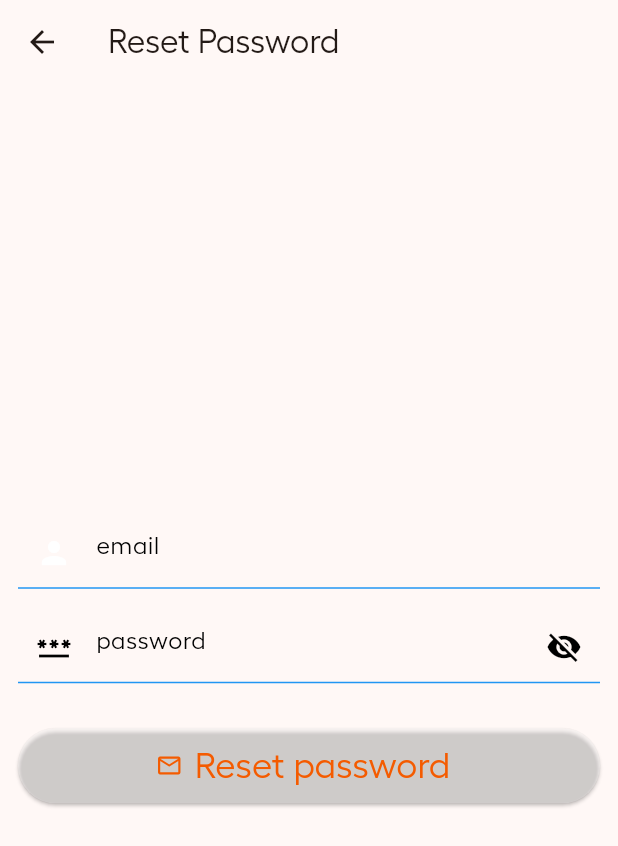
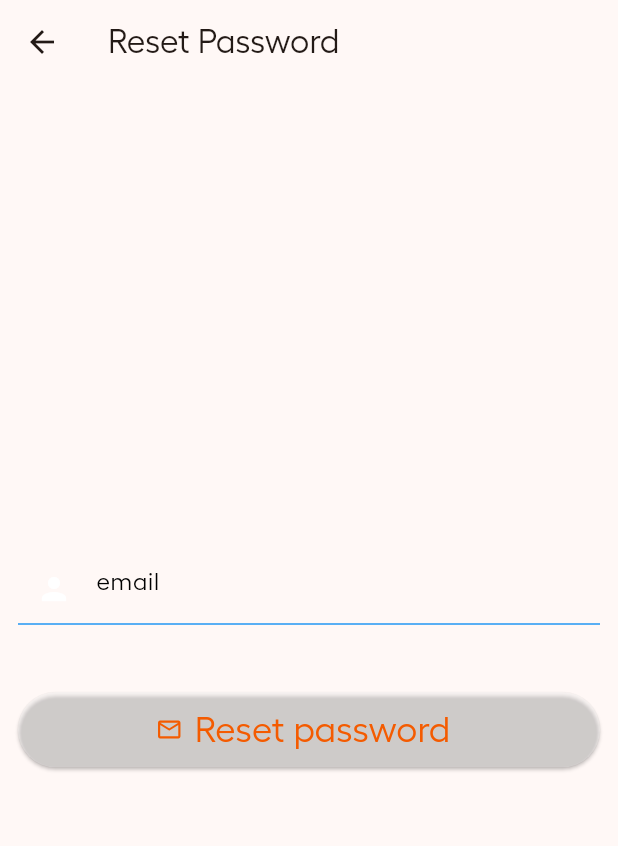
Before and after one commit to doaa85/RecipeApp, a Flutter app: the ForgotPasswordPage screen opened directly, on a phone screen of 412 x 824 dp. Shown: the top 846 px of the screen. Run offline on Flutter 3.47's test engine with Material 3 defaults, Android fonts, the phone set to English and light mode, and no system bars; our stand-ins replace carousel_slider, cloud_firestore, dots_indicator, file_picker, firebase_auth, firebase_core and 6 more; missing offline and left inert: flexible_grid_view, overlay_kit; accounts and stored records are empty.

Commit message:
changed files

```diff
--- a/lib/pages/forgot_password_page.pages.dart
+++ b/lib/pages/forgot_password_page.pages.dart
@@ -60,44 +60,44 @@ class _ForgotPasswordPageState extends State<ForgotPasswordPage> {
                 const SizedBox(
                   height: 15,
                 ),
-                TextFormField(
-                  obscureText: authProvider.obsecureText,
-                  style: const TextStyle(color: Colors.blue),
-                  controller: authProvider.passwordController,
-                  decoration: InputDecoration(
-                      suffixIcon: InkWell(
-                        onTap: () => authProvider.toggleObsecure(),
-                        child: authProvider.obsecureText
-                            ? const Icon(
-                                Icons.visibility_off,
-                                color: Colors.black,
-                              )
-                            : const Icon(
-                                Icons.visibility,
-                                color: Colors.black,
-                              ),
-                      ),
-                      focusedBorder: const UnderlineInputBorder(
-                          borderSide: BorderSide(color: Colors.blue)),
-                      enabledBorder: const UnderlineInputBorder(
-                          borderSide: BorderSide(color: Colors.blue)),
-                      border: const UnderlineInputBorder(
-                          borderSide: BorderSide(color: Colors.white)),
-                      fillColor: Colors.transparent,
-                      filled: true,
-                      hintStyle: const TextStyle(color: Colors.black),
-                      hintText: 'password',
-                      prefixIcon: const Icon(
-                        Icons.password,
-                        color: Colors.black,
-                      )),
-                  validator: (value) {
-                    if (value == null || (value?.isEmpty ?? false)) {
-                      return 'Password Is Required';
-                    }
-                    return null;
-                  },
-                ),
+                // TextFormField(
+                //   obscureText: authProvider.obsecureText,
+                //   style: const TextStyle(color: Colors.blue),
+                //   controller: authProvider.passwordController,
+                //   decoration: InputDecoration(
+                //       suffixIcon: InkWell(
+                //         onTap: () => authProvider.toggleObsecure(),
+                //         child: authProvider.obsecureText
+                //             ? const Icon(
+                //                 Icons.visibility_off,
+                //                 color: Colors.black,
+                //               )
+                //             : const Icon(
+                //                 Icons.visibility,
+                //                 color: Colors.black,
+                //               ),
+                //       ),
+                //       focusedBorder: const UnderlineInputBorder(
+                //           borderSide: BorderSide(color: Colors.blue)),
+                //       enabledBorder: const UnderlineInputBorder(
+                //           borderSide: BorderSide(color: Colors.blue)),
+                //       border: const UnderlineInputBorder(
+                //           borderSide: BorderSide(color: Colors.white)),
+                //       fillColor: Colors.transparent,
+                //       filled: true,
+                //       hintStyle: const TextStyle(color: Colors.black),
+                //       hintText: 'password',
+                //       prefixIcon: const Icon(
+                //         Icons.password,
+                //         color: Colors.black,
+                //       )),
+                //   validator: (value) {
+                //     if (value == null || (value?.isEmpty ?? false)) {
+                //       return 'Password Is Required';
+                //     }
+                //     return null;
+                //   },
+                // ),
                 const SizedBox(
                   height: 30,
                 ),
--- a/pubspec.yaml
+++ b/pubspec.yaml
@@ -53,6 +53,7 @@ dependencies:
   flutter_rating_bar: ^4.0.1
   flexible_grid_view: ^0.0.2
   syncfusion_flutter_sliders: ^24.2.3
+  # search_choices: ^2.2.7
 dev_dependencies:
   flutter_test:
     sdk: flutter
```
Also changed, not shown: lib/pages/favourite_page.pages.dart (+11 -8 lines), lib/pages/filter_page.pages.dart (+25 -2 lines), lib/pages/register_page.pages.dart (+6 -6 lines), lib/pages/selected_recipes_page.pages.dart (+3 -9 lines), lib/provider/app_auth.provider.dart (+7 -4 lines), lib/provider/recipes_provider.dart (+10 -1 lines), 2 other files.
